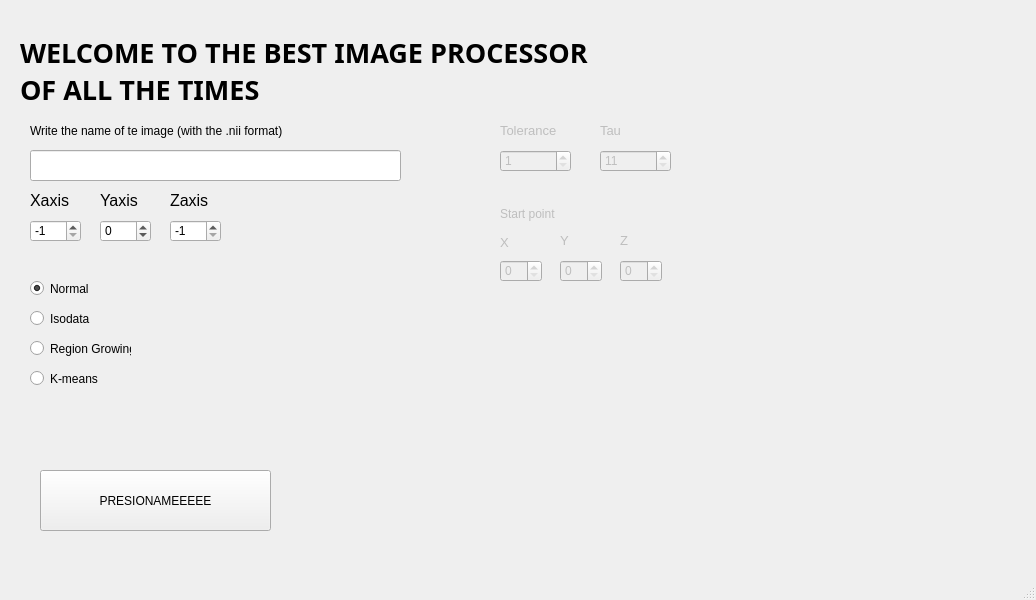
This is PruebasGUI.ui in andrew921as/ImageProcess as Qt 5 draws it before an edit. The edited form follows.
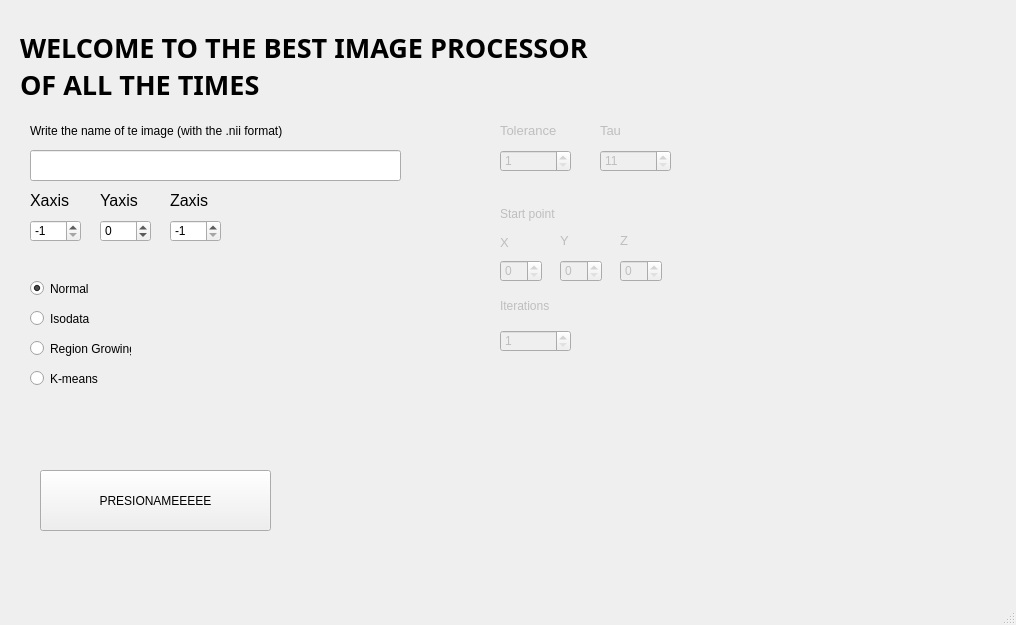
This is the edited form.

Diff of the .ui file:
```diff
--- a/PruebasGUI.ui
+++ b/PruebasGUI.ui
@@ -6,10 +6,19 @@
    <rect>
     <x>0</x>
     <y>0</y>
-    <width>1036</width>
-    <height>600</height>
+    <width>1016</width>
+    <height>625</height>
    </rect>
   </property>
+  <property name="minimumSize">
+   <size>
+    <width>700</width>
+    <height>600</height>
+   </size>
+  </property>
+  <property name="cursor">
+   <cursorShape>ArrowCursor</cursorShape>
+  </property>
   <property name="windowTitle">
    <string>MainWindow</string>
   </property>
@@ -32,8 +41,8 @@
      <rect>
       <x>20</x>
       <y>20</y>
-      <width>991</width>
-      <height>101</height>
+      <width>691</width>
+      <height>91</height>
      </rect>
     </property>
     <property name="font">
@@ -447,6 +456,49 @@
      <string>Z</string>
     </property>
    </widget>
+   <widget class="QSpinBox" name="iterationsSpinB">
+    <property name="enabled">
+     <bool>false</bool>
+    </property>
+    <property name="geometry">
+     <rect>
+      <x>500</x>
+      <y>330</y>
+      <width>71</width>
+      <height>22</height>
+     </rect>
+    </property>
+    <property name="minimum">
+     <number>1</number>
+    </property>
+    <property name="maximum">
+     <number>99</number>
+    </property>
+    <property name="value">
+     <number>1</number>
+    </property>
+   </widget>
+   <widget class="QLabel" name="labelIterations">
+    <property name="enabled">
+     <bool>false</bool>
+    </property>
+    <property name="geometry">
+     <rect>
+      <x>500</x>
+      <y>290</y>
+      <width>81</width>
+      <height>31</height>
+     </rect>
+    </property>
+    <property name="font">
+     <font>
+      <pointsize>9</pointsize>
+     </font>
+    </property>
+    <property name="text">
+     <string>Iterations</string>
+    </property>
+   </widget>
   </widget>
   <widget class="QMenuBar" name="menubar">
    <property name="geometry">
```
Left out of the diff: 13 changed lines with no effect on the pictures.
